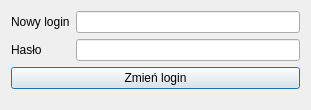
Qt form ui/zmianaloginu.ui (KacperHulek/Multiliga) before a commit.
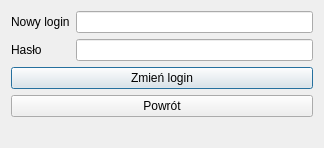
The same form after that commit.

Commit message: Changed the name of ui elements (eg. pushButton => powrotButton)

Patch:
```diff
--- a/ui/zmianaloginu.ui
+++ b/ui/zmianaloginu.ui
@@ -6,8 +6,8 @@
    <rect>
     <x>0</x>
     <y>0</y>
-    <width>311</width>
-    <height>110</height>
+    <width>324</width>
+    <height>148</height>
    </rect>
   </property>
   <property name="windowTitle">
@@ -62,6 +62,13 @@
        </property>
       </widget>
      </item>
+     <item>
+      <widget class="QPushButton" name="powrotButton">
+       <property name="text">
+        <string>Powrót</string>
+       </property>
+      </widget>
+     </item>
      <item>
       <spacer name="verticalSpacer">
        <property name="orientation">
```
Left out of the diff: 2 changed lines with no effect on the pictures. The commit also changes 50 other files.
